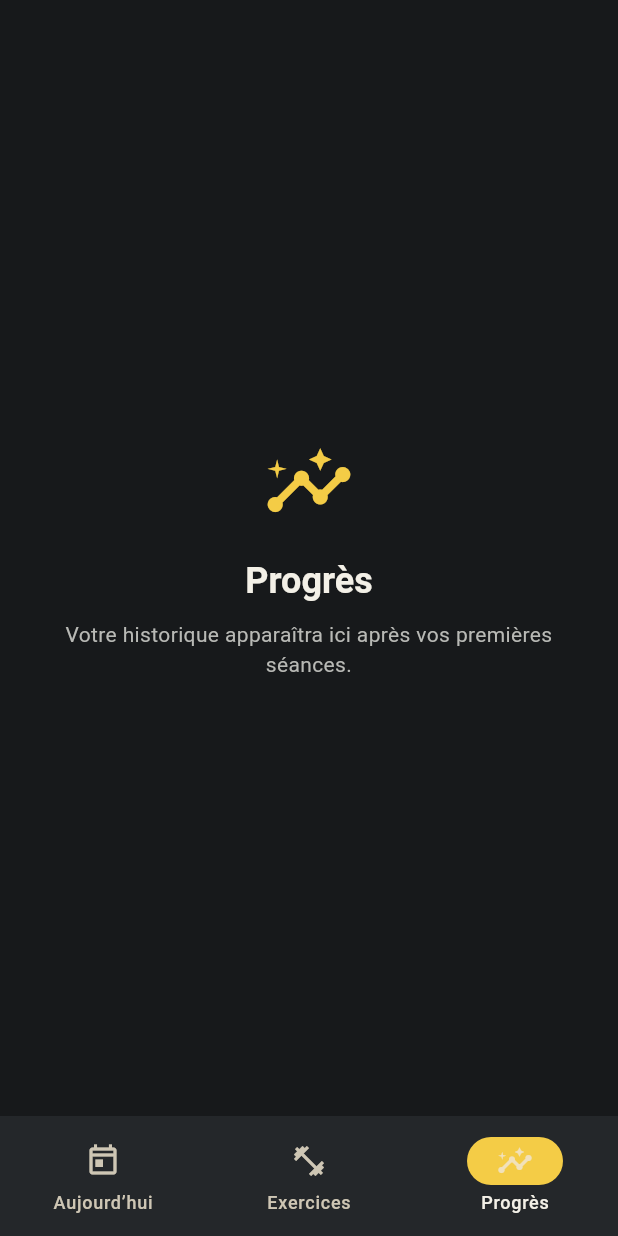
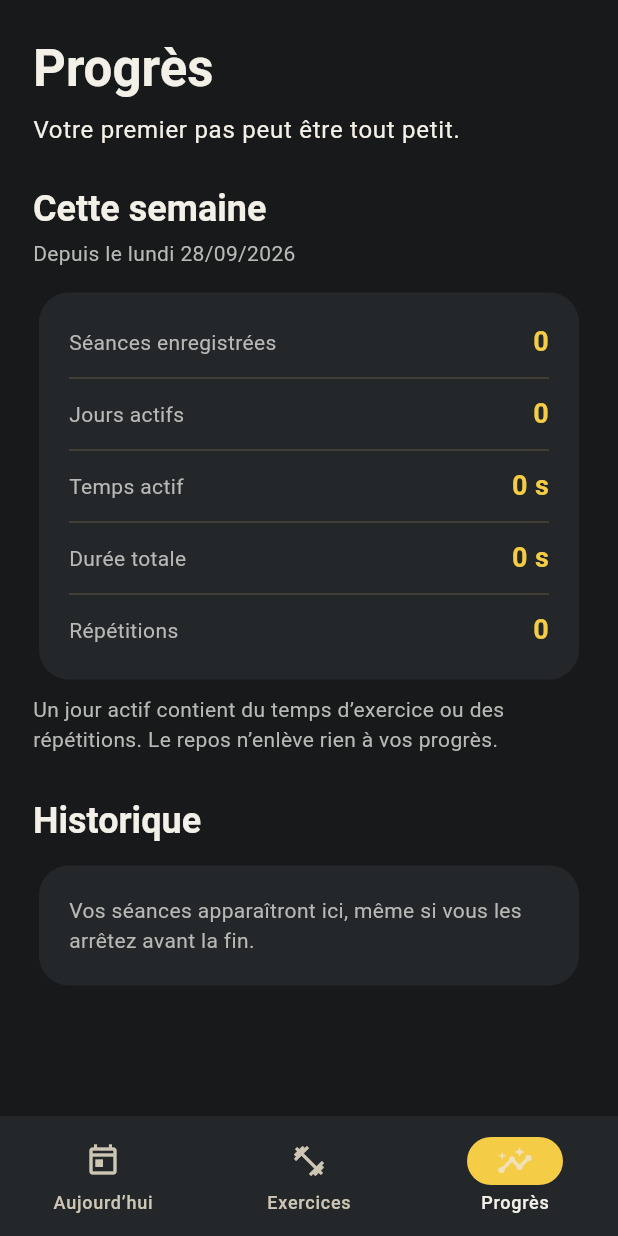
Before and after one commit to Sniipe-B3/B3-Strong, a Flutter app: the AppShell screen opened directly with empty values, item 3 of the bottom bar chosen, on a phone screen of 412 x 824 dp. Run offline on Flutter 3.47's test engine with Material 3 defaults, Android fonts, the phone set to English and light mode, and no system bars; our stand-ins replace shared_preferences; accounts and stored records are empty.

Commit message:
Add supportive progress dashboard and session history

```diff
--- /dev/null
+++ b/lib/domain/progress.dart
@@ -0,0 +1,97 @@
+import 'session.dart';
+
+/// A recorded session belongs to the local calendar day on which it ended.
+/// A zero-effort partial session is recorded, but is not an active day.
+class ProgressSummary {
+  const ProgressSummary({
+    required this.weekStart,
+    required this.sessionsThisWeek,
+    required this.activeDaysThisWeek,
+    required this.activeMillisecondsThisWeek,
+    required this.totalMillisecondsThisWeek,
+    required this.repetitionsThisWeek,
+    required this.history,
+    required this.message,
+    required this.milestones,
+  });
+
+  final DateTime weekStart;
+  final int sessionsThisWeek;
+  final int activeDaysThisWeek;
+  final int activeMillisecondsThisWeek;
+  final int totalMillisecondsThisWeek;
+  final int repetitionsThisWeek;
+  final List<SessionRecord> history;
+  final String message;
+  final List<String> milestones;
+
+  factory ProgressSummary.fromRecords(
+    List<SessionRecord> records,
+    DateTime now,
+  ) {
+    final localNow = now.toLocal();
+    final today = DateTime(localNow.year, localNow.month, localNow.day);
+    final monday = DateTime(
+      today.year,
+      today.month,
+      today.day - today.weekday + 1,
+    );
+    final nextMonday = DateTime(monday.year, monday.month, monday.day + 7);
+    final history = List<SessionRecord>.of(records)
+      ..sort((a, b) => b.endedAt.compareTo(a.endedAt));
+    final week = history.where((record) {
+      final ended = record.endedAt.toLocal();
+      return !ended.isBefore(monday) && ended.isBefore(nextMonday);
+    }).toList();
+    final activeDays = <String>{};
+    for (final record in week) {
+      if (record.activeMilliseconds > 0 || record.repetitions > 0) {
+        final ended = record.endedAt.toLocal();
+        activeDays.add('${ended.year}-${ended.month}-${ended.day}');
+      }
+    }
+    final meaningful = history
+        .where(
+          (record) => record.activeMilliseconds > 0 || record.repetitions > 0,
+        )
+        .toList();
+    final lastActive = meaningful.isEmpty
+        ? null
+        : meaningful.first.endedAt.toLocal();
+    final daysSinceLastActive = lastActive == null
+        ? 0
+        : DateTime.utc(today.year, today.month, today.day)
+              .difference(
+                DateTime.utc(lastActive.year, lastActive.month, lastActive.day),
+              )
+              .inDays;
+    final message = meaningful.isEmpty
+        ? 'Votre premier pas peut être tout petit.'
+        : daysSinceLastActive >= 7
+        ? 'Heureux de vous retrouver. Reprenez à votre rythme.'
+        : 'Chaque petit pas compte, même une séance partielle.';
+    return ProgressSummary(
+      weekStart: monday,
+      sessionsThisWeek: week.length,
+      activeDaysThisWeek: activeDays.length,
+      activeMillisecondsThisWeek: week.fold(
+        0,
+        (sum, record) => sum + record.activeMilliseconds,
+      ),
+      totalMillisecondsThisWeek: week.fold(
+        0,
+        (sum, record) => sum + record.totalMilliseconds,
+      ),
+      repetitionsThisWeek: week.fold(
+        0,
+        (sum, record) => sum + record.repetitions,
+      ),
+      history: List.unmodifiable(history),
+      message: message,
+      milestones: [
+        if (meaningful.isNotEmpty) 'Premier petit pas',
+        if (meaningful.length >= 3) 'Trois séances à votre rythme',
+      ],
+    );
+  }
+}
--- /dev/null
+++ b/lib/features/progress/progress_page.dart
@@ -0,0 +1,179 @@
+import 'package:flutter/material.dart';
+
+import '../../design_system/app_colors.dart';
+import '../../domain/progress.dart';
+import '../../domain/routine.dart';
+import '../../domain/session.dart';
+import '../session/session_page.dart' show formatDuration;
+
+class ProgressPage extends StatelessWidget {
+  const ProgressPage({super.key, required this.records, required this.now});
+
+  final List<SessionRecord> records;
+  final DateTime now;
+
+  String _date(DateTime value) {
+    final local = value.toLocal();
+    return '${local.day.toString().padLeft(2, '0')}/'
+        '${local.month.toString().padLeft(2, '0')}/${local.year}';
+  }
+
+  String _stepOutcome(StepOutcome outcome) => switch (outcome) {
+    StepOutcome.completed => 'fait',
+    StepOutcome.partial => 'partiel',
+    StepOutcome.skipped => 'passé',
+  };
+
+  @override
+  Widget build(BuildContext context) {
+    final summary = ProgressSummary.fromRecords(records, now);
+    final theme = Theme.of(context).textTheme;
+    return Center(
+      child: ConstrainedBox(
+        constraints: const BoxConstraints(maxWidth: 600),
+        child: ListView(
+          padding: const EdgeInsets.fromLTRB(22, 24, 22, 28),
+          children: [
+            Text('Progrès', style: theme.headlineLarge),
+            const SizedBox(height: 8),
+            Text(summary.message, style: theme.bodyLarge),
+            const SizedBox(height: 24),
+            Text('Cette semaine', style: theme.headlineSmall),
+            const SizedBox(height: 4),
+            Text(
+              'Depuis le lundi ${_date(summary.weekStart)}',
+              style: const TextStyle(color: AppColors.muted),
+            ),
+            const SizedBox(height: 12),
+            Card(
+              child: Padding(
+                padding: const EdgeInsets.all(20),
+                child: Column(
+                  children: [
+                    _stat(
+                      'Séances enregistrées',
+                      '${summary.sessionsThisWeek}',
+                    ),
+                    const Divider(height: 22),
+                    _stat('Jours actifs', '${summary.activeDaysThisWeek}'),
+                    const Divider(height: 22),
+                    _stat(
+                      'Temps actif',
+                      formatDuration(summary.activeMillisecondsThisWeek),
+                    ),
+                    const Divider(height: 22),
+                    _stat(
+                      'Durée totale',
+                      formatDuration(summary.totalMillisecondsThisWeek),
+                    ),
+                    const Divider(height: 22),
+                    _stat('Répétitions', '${summary.repetitionsThisWeek}'),
+                  ],
+                ),
+              ),
+            ),
+            const SizedBox(height: 6),
+            const Text(
+              'Un jour actif contient du temps d’exercice ou des répétitions. '
+              'Le repos n’enlève rien à vos progrès.',
+              style: TextStyle(color: AppColors.muted),
+            ),
+            if (summary.milestones.isNotEmpty) ...[
+              const SizedBox(height: 26),
+              Text('Petits jalons', style: theme.headlineSmall),
+              const SizedBox(height: 10),
+              Wrap(
+                spacing: 8,
+                runSpacing: 8,
+                children: [
+                  for (final label in summary.milestones)
+                    Chip(
+                      avatar: const Icon(
+                        Icons.star_rounded,
+                        color: AppColors.accent,
+                      ),
+                      label: Text(label),
+                    ),
+                ],
+              ),
+            ],
+            const SizedBox(height: 28),
+            Text('Historique', style: theme.headlineSmall),
+            const SizedBox(height: 10),
+            if (summary.history.isEmpty)
+              const Card(
+                child: Padding(
+                  padding: EdgeInsets.all(20),
+                  child: Text(
+                    'Vos séances apparaîtront ici, même si vous les arrêtez avant la fin.',
+                  ),
+                ),
+              )
+            else
+              for (final record in summary.history)
+                Card(
+                  margin: const EdgeInsets.only(bottom: 10),
+                  child: ExpansionTile(
+                    title: Text(_date(record.endedAt)),
+                    subtitle: Text(
+                      record.outcome == SessionOutcome.completed
+                          ? 'Terminée'
+                          : 'Partielle',
+                      style: const TextStyle(color: AppColors.accent),
+                    ),
+                    childrenPadding: const EdgeInsets.fromLTRB(16, 0, 16, 16),
+                    expandedCrossAxisAlignment: CrossAxisAlignment.start,
+                    children: [
+                      Text(
+                        'Temps actif : ${formatDuration(record.activeMilliseconds)}',
+                      ),
+                      Text(
+                        'Durée totale : ${formatDuration(record.totalMilliseconds)}',
+                      ),
+                      Text('Répétitions : ${record.repetitions}'),
+                      if (record.feeling != null)
+                        Text('Ressenti : ${record.feeling}'),
+                      const Divider(height: 24),
+                      for (final step in record.steps) ...[
+                        Text(
+                          '${exerciseById(step.exerciseId).name} · '
+                          '${_stepOutcome(step.outcome)}',
+                          style: const TextStyle(fontWeight: FontWeight.w600),
+                        ),
+                        Text(
+                          'Objectif d’origine : '
+                          '${exerciseById(step.exerciseId).targetLabel(step.target)}',
+                        ),
+                        Text(
+                          exerciseById(step.exerciseId).unit ==
+                                  ExerciseUnit.repetitions
+                              ? 'Réalisé : ${step.repetitions} répétition${step.repetitions > 1 ? 's' : ''}'
+                              : 'Réalisé : ${formatDuration(step.activeMilliseconds)}',
+                        ),
+                        if (step.easierVariant)
+                          const Text('Variante plus facile choisie'),
+                        const SizedBox(height: 12),
+                      ],
+                    ],
+                  ),
+                ),
+          ],
+        ),
+      ),
+    );
+  }
+
+  Widget _stat(String label, String value) => Row(
+    children: [
+      Expanded(child: Text(label)),
+      Text(
+        value,
+        style: const TextStyle(
+          color: AppColors.accent,
+          fontWeight: FontWeight.w700,
+          fontSize: 18,
+        ),
+      ),
+    ],
+  );
+}
--- a/lib/main.dart
+++ b/lib/main.dart
@@ -6,6 +6,7 @@ import 'design_system/app_colors.dart';
 import 'domain/routine.dart';
 import 'domain/session.dart';
 import 'features/onboarding/onboarding_page.dart';
+import 'features/progress/progress_page.dart';
 import 'features/routine/routine_editor_page.dart';
 import 'features/session/session_page.dart';
 
@@ -107,6 +108,7 @@ class _RoutineGateState extends State<RoutineGate> {
   Routine? routine;
   SessionDraft? activeSession;
   SessionRecord? lastRecord;
+  List<SessionRecord> records = [];
   SessionRecord? summary;
   bool loading = true;
   bool failed = false;
@@ -131,7 +133,12 @@ class _RoutineGateState extends State<RoutineGate> {
         setState(() {
           routine = saved;
           activeSession = active;
-          lastRecord = records.isEmpty ? null : records.last;
+          this.records = List.of(records);
+          lastRecord = records.isEmpty
+              ? null
+              : (List<SessionRecord>.of(
+                  records,
+                )..sort((a, b) => b.endedAt.compareTo(a.endedAt))).first;
         });
       }
     } catch (_) {
@@ -179,6 +186,11 @@ class _RoutineGateState extends State<RoutineGate> {
     setState(() {
       activeSession = null;
       lastRecord = record;
+      records = [
+        for (final saved in records)
+          if (saved.id != record.id) saved,
+        record,
+      ];
       summary = record;
     });
   }
@@ -192,6 +204,9 @@ class _RoutineGateState extends State<RoutineGate> {
       setState(() {
         summary = updated;
         lastRecord = updated;
+        records = [
+          for (final saved in records) saved.id == updated.id ? updated : saved,
+        ];
       });
     }
   }
@@ -243,6 +258,7 @@ class _RoutineGateState extends State<RoutineGate> {
       onStart: start,
       starting: starting,
       lastRecord: lastRecord,
+      records: records,
     );
   }
 }
@@ -256,6 +272,7 @@ class AppShell extends StatefulWidget {
     required this.onStart,
     required this.starting,
     required this.lastRecord,
+    required this.records,
   });
 
   final Routine routine;
@@ -264,6 +281,7 @@ class AppShell extends StatefulWidget {
   final VoidCallback onStart;
   final bool starting;
   final SessionRecord? lastRecord;
+  final List<SessionRecord> records;
 
   @override
   State<AppShell> createState() => _AppShellState();
@@ -288,11 +306,7 @@ class _AppShellState extends State<AppShell> {
         title: 'Exercices',
         message: 'Le catalogue d’exercices arrive à une prochaine étape.',
       ),
-      const PlaceholderPage(
-        icon: Icons.insights_rounded,
-        title: 'Progrès',
-        message: 'Votre historique apparaîtra ici après vos premières séances.',
-      ),
+      ProgressPage(records: widget.records, now: widget.today()),
     ];
 
     return Scaffold(
```
Also changed, not shown: 5 other files.
